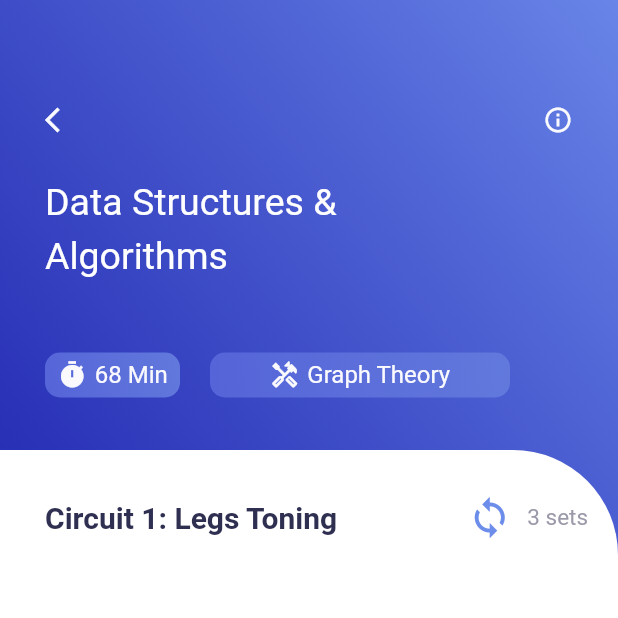
After one commit to codebotx/Flutter-test-notessit, a Flutter app: the screen it shows after launch, after a tap on the "arrow forward" icon, on a phone screen of 412 x 824 dp, the top half of it. The commit adds this screen. Run offline on Flutter 3.47's test engine with Material 2 defaults, Android fonts, the phone set to English and light mode, and no system bars; our stand-ins replace get.

Commit message:
added 2nd page and connect the pages using getx

```diff
--- a/lib/home_page.dart
+++ b/lib/home_page.dart
@@ -2,6 +2,9 @@ import 'dart:convert';
 
 import 'package:flutter/cupertino.dart';
 import 'package:flutter/material.dart';
+import 'package:get/get.dart';
+import 'package:get/get_core/src/get_main.dart';
+import 'package:training_fitness_videoplayer/video_info.dart';
 import 'colors.dart' as color;
 
 class HomePage extends StatefulWidget {
@@ -80,8 +83,13 @@ class _HomePageState extends State<HomePage> {
                     const SizedBox(
                       width: 5,
                     ),
-                    Icon(Icons.arrow_forward,
-                        size: 20, color: color.AppColor.homePageIcons),
+                    InkWell(
+                      onTap: (){
+                        Get.to(()=>VideoInfo());
+                      },
+                      child: Icon(Icons.arrow_forward,
+                          size: 20, color: color.AppColor.homePageIcons),
+                    ),
                   ],
                 ),
                 const SizedBox(
--- a/lib/main.dart
+++ b/lib/main.dart
@@ -1,6 +1,9 @@
 import 'package:flutter/material.dart';
+import 'package:get/get.dart';
+import 'package:training_fitness_videoplayer/video_info.dart';
 
 import 'home_page.dart';
+import 'video_info.dart';
 
 void main() {
   runApp(const MyApp());
@@ -12,7 +15,7 @@ class MyApp extends StatelessWidget {
   // This widget is the root of your application.
   @override
   Widget build(BuildContext context) {
-    return MaterialApp(
+    return GetMaterialApp(
       title: 'Flutter Demo',
       theme: ThemeData(
         // This is the theme of your application.
@@ -26,7 +29,8 @@ class MyApp extends StatelessWidget {
         // is not restarted.
         primarySwatch: Colors.blue,
       ),
-      home: const HomePage()
+      home: const HomePage(),
+
     );
   }
 }
--- /dev/null
+++ b/lib/video_info.dart
@@ -0,0 +1,206 @@
+import 'dart:convert';
+
+import 'package:flutter/cupertino.dart';
+import 'package:flutter/material.dart';
+import 'package:get/get.dart';
+import 'package:get/get_core/src/get_main.dart';
+import 'package:training_fitness_videoplayer/home_page.dart';
+import 'colors.dart' as color;
+
+class VideoInfo extends StatefulWidget {
+  const VideoInfo({Key? key}) : super(key: key);
+
+  @override
+  State<VideoInfo> createState() => _VideoInfoState();
+}
+
+class _VideoInfoState extends State<VideoInfo> {
+  List info=[];
+  _initData(){
+    DefaultAssetBundle.of(context).loadString("json/video_info.json").then((value){
+      info= json.decode(value);
+    });
+  }
+  @override
+  void initState(){
+    super.initState();
+    _initData();
+
+  }
+  @override
+  Widget build(BuildContext context) {
+    return Scaffold(
+        body: Container(
+          decoration: BoxDecoration(
+            gradient: LinearGradient(
+                colors: [
+                  color.AppColor.gradientFirst.withOpacity(0.9),
+                  color.AppColor.gradientSecond,
+                ],
+            begin: const FractionalOffset(0.0, 0.4),
+            end: Alignment.topRight,
+            )
+
+          ),
+          child: Column(
+            children: [
+              Container(
+                padding: const EdgeInsets.only(top: 70, left: 30, right: 30),
+                width: MediaQuery.of(context).size.width,
+                height: 300,
+                child: Column(
+                  crossAxisAlignment: CrossAxisAlignment.start,
+                  children: [
+                    Row(
+                      children: [
+                        InkWell(
+                          onTap: (){
+                            Get.to(()=>const HomePage());
+                          },
+                          child: Icon(Icons.arrow_back_ios, size:20,
+                          color:color.AppColor.secondPageIconColor),
+                        ),
+                        Expanded(child: Container()),
+                        Icon(Icons.info_outline, size:20,
+                            color:color.AppColor.secondPageIconColor)
+                      ],
+                    ),
+                    const SizedBox(height: 30,),
+                    Text(
+                      "Data Structures & ",
+                      style: TextStyle(
+                          fontSize: 25,
+                          color: color.AppColor.secondPageTitleColor),
+                    ),
+                    const SizedBox(height: 7,),
+                    Text(
+                      "Algorithms",
+                      style: TextStyle(
+                          fontSize: 25,
+                          color: color.AppColor.secondPageTitleColor),
+                    ),
+                    SizedBox(height: 50,),
+                    Row(
+                      children: [
+                        Container(
+                          height: 30,
+                          width:90,
+                          decoration: BoxDecoration(
+                            borderRadius: BorderRadius.circular(10),
+                            gradient: LinearGradient(
+                              colors: [
+                                color.AppColor.secondPageContainerGradient1stColor,
+                                color.AppColor.secondPageContainerGradient2ndColor,
+                              ],
+                              begin: Alignment.bottomLeft,
+                              end: Alignment.topRight,
+                            )
+                          ),
+                          child: Row(
+                            mainAxisAlignment: MainAxisAlignment.center,
+                            children: [
+                              Icon(Icons.timer,size:20,
+                              color: color.AppColor.secondPageIconColor,),
+                              const SizedBox(width: 5,),
+
+                              Text(
+                                "68 Min",
+                                  style: TextStyle(
+                                    fontSize: 16,
+                                    color: color.AppColor.secondPageIconColor,
+                                  ),
+                              )
+                            ],
+                          ),
+
+
+                    ),
+                        const SizedBox(width: 20,),
+                        Container(
+                          height: 30,
+                          width: 200,
+                          decoration: BoxDecoration(
+                              borderRadius: BorderRadius.circular(10),
+                              gradient: LinearGradient(
+                                colors: [
+                                  color.AppColor.secondPageContainerGradient1stColor,
+                                  color.AppColor.secondPageContainerGradient2ndColor,
+                                ],
+                                begin: Alignment.bottomLeft,
+                                end: Alignment.topRight,
+                              )
+                          ),
+                          child: Row(
+                            mainAxisAlignment: MainAxisAlignment.center,
+                            children: [
+                              Icon(Icons.handyman_outlined,size:20,
+                                color: color.AppColor.secondPageIconColor,),
+                              const SizedBox(width: 5,),
+
+                              Text(
+                                "Graph Theory",
+                                style: TextStyle(
+                                  fontSize: 16,
+                                  color: color.AppColor.secondPageIconColor,
+                                ),
+                              )
+                            ],
+                          ),
+
+
+                        ),
+                  ],
+                    ),
+
+                  ],
+                ),
+              ),
+              Expanded(child: Container(
+                decoration: BoxDecoration(
+                  color: Colors.white,
+                  borderRadius: BorderRadius.only(
+                    topRight: Radius.circular((70),
+                    )
+                  ),
+                ),
+                  child: Column(
+                    children: [
+                      SizedBox(height: 30,),
+                      Row(
+                        children: [
+                          const SizedBox(width: 30,),
+                          Text(
+                            "Circuit 1: Legs Toning",
+                            style: TextStyle(
+                              fontSize: 20,
+                              fontWeight: FontWeight.bold,
+                              color: color.AppColor.circuitsColor,
+                            ),
+                          ),
+                          Expanded(child: Container()),
+                          Row(
+                            children: [
+                              Icon(Icons.loop, size: 30, color: color.AppColor.loopColor),
+                              SizedBox(width: 10,),
+                              Text(
+                                  "3 sets",
+                                style: TextStyle(
+                                  fontSize: 15,
+                                  color: color.AppColor.setsColor,
+                                ),
+                              )
+                            ],
+                          ),
+                          const SizedBox(width: 20,),
+                        ],
+                      )
+
+                    ],
+                  )
+              ))
+            ],
+          ),
+
+    ));
+  }
+}
--- a/pubspec.yaml
+++ b/pubspec.yaml
@@ -34,6 +34,7 @@ dependencies:
   # The following adds the Cupertino Icons font to your application.
   # Use with the CupertinoIcons class for iOS style icons.
   cupertino_icons: ^1.0.2
+  get:
 
 dev_dependencies:
   flutter_test:
```
Also changed, not shown: pubspec.lock.
